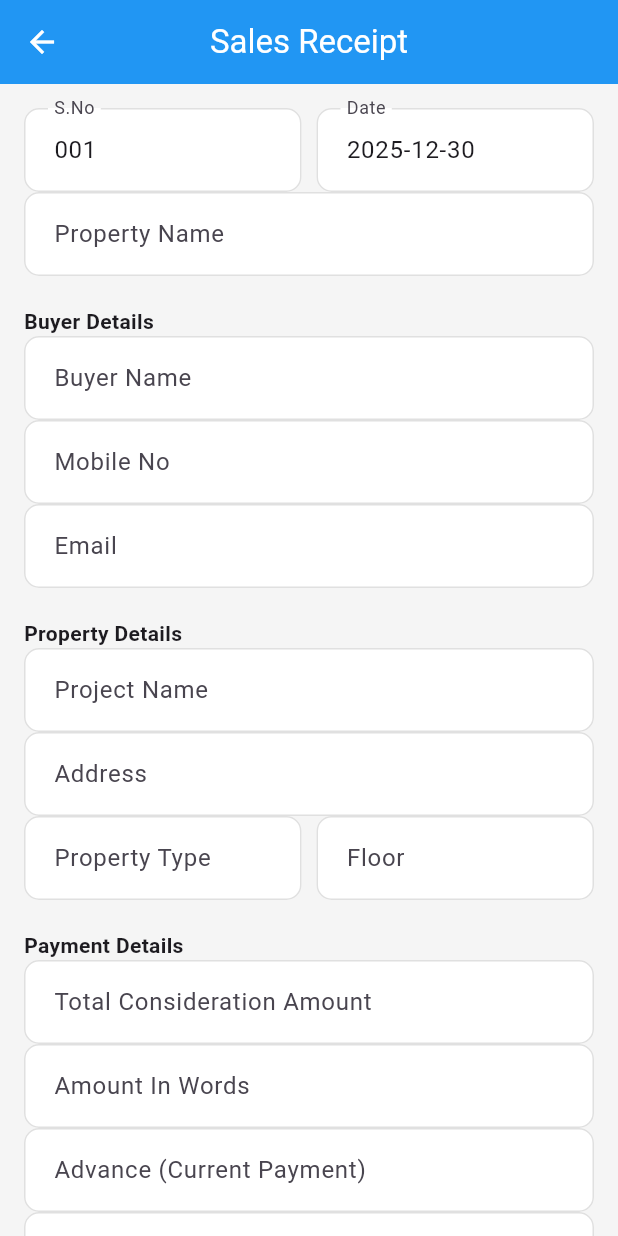
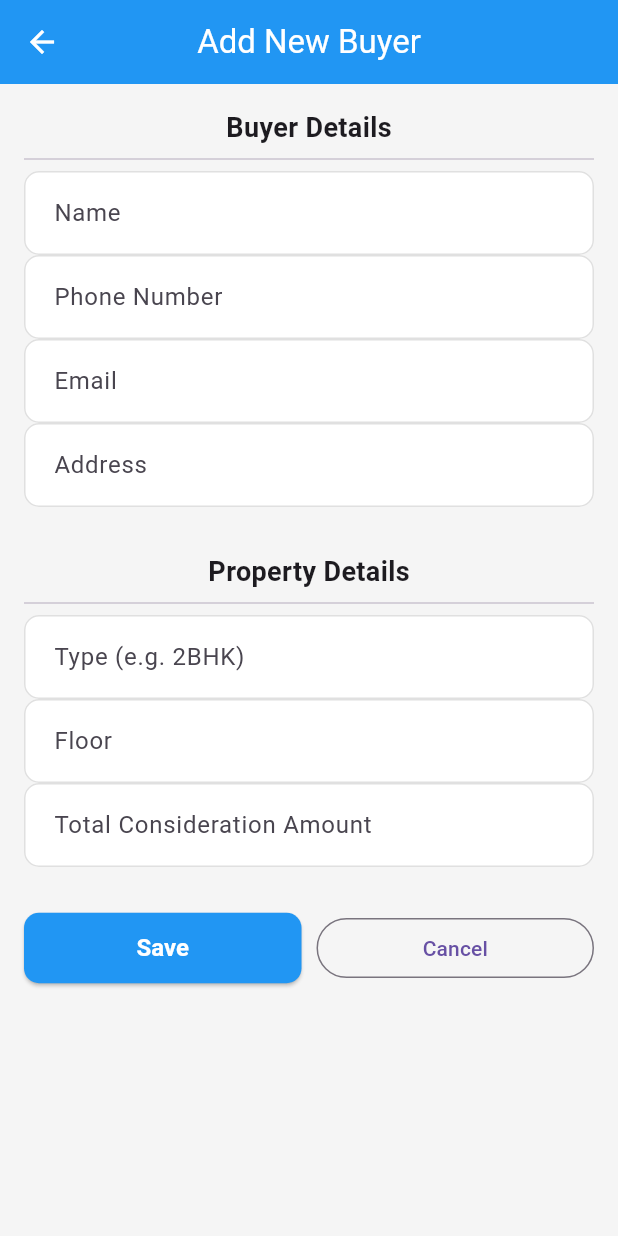
Before and after one commit to meprateekk/vv-reciept-webapp, a Flutter app: the ReceiptFormScreen screen opened directly with empty values, on a phone screen of 412 x 824 dp. Run offline on Flutter 3.47's test engine with Material 3 defaults, Android fonts, the light colour scheme and no system bars; our stand-ins replace open_filex, pdf, printing, supabase_flutter; missing offline and left inert: universal_html; accounts and stored records are empty.

Commit message:
Updated Buyer Profile, Payment Logic, and Capitalization fixes

```diff
--- a/lib/screens/receipt_form_screen.dart
+++ b/lib/screens/receipt_form_screen.dart
@@ -9,7 +9,14 @@ class ReceiptFormScreen extends StatefulWidget {
   final Map<String, dynamic>? initialData;
   final bool isEdit, isNewPayment;
 
-  const ReceiptFormScreen({super.key, required this.siteId, required this.siteName, this.initialData, this.isEdit = false, this.isNewPayment = false});
+  const ReceiptFormScreen({
+    super.key,
+    required this.siteId,
+    required this.siteName,
+    this.initialData,
+    this.isEdit = false,
+    this.isNewPayment = false
+  });
 
   @override
   State<ReceiptFormScreen> createState() => _ReceiptFormScreenState();
@@ -19,168 +26,174 @@ class _ReceiptFormScreenState extends State<ReceiptFormScreen> {
   final _supabase = Supabase.instance.client;
   bool _isLoading = false;
 
+  // Controllers
   final sNoController = TextEditingController();
-  final dateController = TextEditingController(text: DateTime.now().toString().substring(0, 10));
-  final propNameController = TextEditingController();
   final nameController = TextEditingController();
   final mobileController = TextEditingController();
   final emailController = TextEditingController();
-  final projectNameController = TextEditingController();
   final addressController = TextEditingController();
   final propertyTypeController = TextEditingController();
   final floorController = TextEditingController();
   final amountController = TextEditingController();
-  final amountWordsController = TextEditingController();
-  final advanceController = TextEditingController();
-  final paymentDateController = TextEditingController(text: DateTime.now().toString().substring(0, 10));
-  final furtherPaymentDetailsController = TextEditingController();
-  String? selectedPaymentType;
 
   @override
   void initState() {
     super.initState();
-    propNameController.text = widget.siteName;
-
+    // Pre-fill logic if editing or adding payment
     if (widget.initialData != null) {
       final content = widget.initialData!['content'];
       nameController.text = content['party_name'] ?? '';
       mobileController.text = content['mobile'] ?? '';
       emailController.text = content['email'] ?? '';
-      projectNameController.text = content['projectName'] ?? '';
       addressController.text = content['address'] ?? '';
       propertyTypeController.text = content['propertyType'] ?? '';
       floorController.text = content['floor'] ?? '';
       amountController.text = content['total_amount'] ?? '';
-      amountWordsController.text = content['amount_words'] ?? '';
-      furtherPaymentDetailsController.text = content['further_payments'] ?? '';
-      selectedPaymentType = content['payment_type'];
 
       if (widget.isEdit) {
         sNoController.text = content['sNo'] ?? '';
-        advanceController.text = content['advance'] ?? '';
-        dateController.text = content['date'] ?? '';
-        paymentDateController.text = content['payment_date'] ?? '';
-      } else if (widget.isNewPayment) {
-        _fetchNextSerialNumber(nameController.text);
+      } else {
+        _fetchNextSNo(nameController.text);
       }
     } else {
       sNoController.text = "001";
     }
   }
 
-  Future<void> _fetchNextSerialNumber(String clientName) async {
-    if (clientName.trim().isEmpty) return;
-    final response = await _supabase.from('documents').select('id').eq('site_id', widget.siteId).eq('type', 'receipt').filter('content->>party_name', 'eq', clientName.trim());
-    setState(() => sNoController.text = (response.length + 1).toString().padLeft(3, '0'));
+  // Auto-increment S.No based on existing receipts for this buyer
+  Future<void> _fetchNextSNo(String name) async {
+    if (name.trim().isEmpty) return;
+    final res = await _supabase
+        .from('documents')
+        .select('id')
+        .eq('site_id', widget.siteId)
+        .eq('type', 'receipt')
+        .filter('content->>party_name', 'eq', name.trim());
+    setState(() => sNoController.text = (res.length + 1).toString().padLeft(3, '0'));
   }
 
-  Future<void> _handleGenerate() async {
-    double total = double.tryParse(amountController.text) ?? 0;
-    double current = double.tryParse(advanceController.text) ?? 0;
-
-    if (current > total) {
-      ScaffoldMessenger.of(context).showSnackBar(const SnackBar(content: Text("Advance exceeds Total Amount!"), backgroundColor: Colors.red));
+  // --- THE MISSING SAVE LOGIC ---
+  Future<void> _handleSave() async {
+    if (nameController.text.isEmpty || amountController.text.isEmpty) {
+      ScaffoldMessenger.of(context).showSnackBar(
+        const SnackBar(content: Text("Please fill Name and Total Amount")),
+      );
       return;
     }
 
     setState(() => _isLoading = true);
+
     try {
-      final history = await _supabase.from('documents').select('id, content').eq('site_id', widget.siteId).filter('content->>party_name', 'eq', nameController.text.trim());
-      double alreadyPaid = 0;
-      for (var doc in history) {
-        if (widget.isEdit && doc['id'] == widget.initialData!['id']) continue;
-        alreadyPaid += double.tryParse(doc['content']['advance']?.toString() ?? '0') ?? 0;
-      }
-
-      if ((alreadyPaid + current) > total) {
-        ScaffoldMessenger.of(context).showSnackBar(SnackBar(content: Text("Total Paid (₹${alreadyPaid + current}) exceeds limit (₹$total)!"), backgroundColor: Colors.red));
-        setState(() => _isLoading = false);
-        return;
-      }
-
       final data = {
         'sNo': sNoController.text,
-        'date': dateController.text,
-        'propertyName': propNameController.text,
-        'party_name': nameController.text,
+        'date': DateTime.now().toString().substring(0, 10),
+        'propertyName': widget.siteName,
+        'party_name': nameController.text, // Formatter handles capitalization
         'mobile': mobileController.text,
         'email': emailController.text,
-        'projectName': projectNameController.text,
         'address': addressController.text,
-        'propertyType': propertyTypeController.text,
+        'propertyType': propertyTypeController.text.toUpperCase(), // Strict UPPERCASE
         'floor': floorController.text,
         'total_amount': amountController.text,
-        'amount_words': amountWordsController.text.toUpperCase(),
-        'advance': advanceController.text,
-        'payment_type': selectedPaymentType ?? 'Cash',
-        'payment_date': paymentDateController.text,
-        'further_payments': furtherPaymentDetailsController.text,
+        'advance': "0", // Initial entry, payments added via "Add Payment"
       };
 
       if (widget.isEdit) {
-        await _supabase.from('documents').update({'content': data}).eq('id', widget.initialData!['id']);
+        await _supabase
+            .from('documents')
+            .update({'content': data})
+            .eq('id', widget.initialData!['id']);
       } else {
-        await _supabase.from('documents').insert({'site_id': widget.siteId, 'type': 'receipt', 'content': data, 'created_at': DateTime.now().toIso8601String()});
+        await _supabase.from('documents').insert({
+          'site_id': widget.siteId,
+          'type': 'receipt',
+          'content': data,
+          'created_at': DateTime.now().toIso8601String(),
+        });
       }
 
-      String cleanName = nameController.text.replaceAll(' ', '').toLowerCase();
-      String formattedFileName = "${sNoController.text}_${cleanName}_${propertyTypeController.text.toLowerCase()}";
+      // Generate PDF immediately after save
       final pdfData = Map<String, dynamic>.from(data);
-      pdfData['party_name'] = formattedFileName;
+      pdfData['party_name'] = "${sNoController.text}_${nameController.text.replaceAll(' ', '').toLowerCase()}";
       await PdfService.downloadAndSaveReceipt(pdfData);
 
-      if (mounted) Navigator.pop(context);
-    } catch (e) { print(e); } finally { setState(() => _isLoading = false); }
+      if (mounted) {
+        Navigator.pop(context);
+        ScaffoldMessenger.of(context).showSnackBar(
+          const SnackBar(content: Text("Buyer details saved and PDF downloaded!"), backgroundColor: Colors.green),
+        );
+      }
+    } catch (e) {
+      if (mounted) ScaffoldMessenger.of(context).showSnackBar(SnackBar(content: Text("Error: $e")));
+    } finally {
+      if (mounted) setState(() => _isLoading = false);
+    }
   }
 
   @override
   Widget build(BuildContext context) {
     return Scaffold(
-      appBar: AppBar(title: Text(widget.isEdit ? "Edit Sales Receipt" : "Sales Receipt")),
-      body: SingleChildScrollView(
-        padding: const EdgeInsets.all(16.0),
+      appBar: AppBar(title: Text(widget.isEdit ? "Edit Buyer" : "Add New Buyer")),
+      body: _isLoading
+          ? const Center(child: CircularProgressIndicator())
+          : SingleChildScrollView(
+        padding: const EdgeInsets.all(16),
         child: Column(
           children: [
-            Row(children: [
-              Expanded(child: TextField(controller: sNoController, decoration: const InputDecoration(labelText: "S.No"))),
-              const SizedBox(width: 10),
-              Expanded(child: TextField(controller: dateController, decoration: const InputDecoration(labelText: "Date"))),
-            ]),
-            TextField(controller: propNameController, decoration: const InputDecoration(labelText: "Property Name")),
-            const SizedBox(height: 20),
-            const Align(alignment: Alignment.centerLeft, child: Text("Buyer Details", style: TextStyle(fontWeight: FontWeight.bold))),
-            TextField(controller: nameController, decoration: const InputDecoration(labelText: "Buyer Name"), inputFormatters: [CapitalizeWordsFormatter()], onChanged: (v) => widget.isEdit ? null : _fetchNextSerialNumber(v)),
-            TextField(controller: mobileController, keyboardType: TextInputType.phone, decoration: const InputDecoration(labelText: "Mobile No")),
+            const Text("Buyer Details", style: TextStyle(fontWeight: FontWeight.bold, fontSize: 18)),
+            const Divider(),
+            TextField(
+              controller: nameController,
+              inputFormatters: [CapitalizeWordsFormatter()], // Strict Capitalization
+              decoration: const InputDecoration(labelText: "Name"),
+              onChanged: (v) => widget.isEdit ? null : _fetchNextSNo(v),
+            ),
+            TextField(
+              controller: mobileController,
+              keyboardType: TextInputType.number, // Number only
+              inputFormatters: [FilteringTextInputFormatter.digitsOnly, LengthLimitingTextInputFormatter(10)],
+              decoration: const InputDecoration(labelText: "Phone Number"),
+            ),
             TextField(controller: emailController, decoration: const InputDecoration(labelText: "Email")),
-            const SizedBox(height: 20),
-            const Align(alignment: Alignment.centerLeft, child: Text("Property Details", style: TextStyle(fontWeight: FontWeight.bold))),
-            TextField(controller: projectNameController, decoration: const InputDecoration(labelText: "Project Name"), inputFormatters: [CapitalizeWordsFormatter()]),
-            TextField(controller: addressController, decoration: const InputDecoration(labelText: "Address"), inputFormatters: [CapitalizeWordsFormatter()]),
-            Row(children: [
-              Expanded(child: TextField(controller: propertyTypeController, decoration: const InputDecoration(labelText: "Property Type"))),
-              const SizedBox(width: 10),
-              Expanded(child: TextField(controller: floorController, decoration: const InputDecoration(labelText: "Floor"))),
-            ]),
-            const SizedBox(height: 20),
-            const Align(alignment: Alignment.centerLeft, child: Text("Payment Details", style: TextStyle(fontWeight: FontWeight.bold))),
-            TextField(controller: amountController, keyboardType: TextInputType.number, decoration: const InputDecoration(labelText: "Total Consideration Amount")),
-            TextField(controller: amountWordsController, decoration: const InputDecoration(labelText: "Amount In Words"), inputFormatters: [CapitalizeWordsFormatter()]),
-            TextField(controller: advanceController, keyboardType: TextInputType.number, decoration: const InputDecoration(labelText: "Advance (Current Payment)")),
-            DropdownButtonFormField<String>(
-              decoration: const InputDecoration(labelText: "Payment Type"),
-              value: selectedPaymentType,
-              items: ["Cash", "UPI", "Cheque", "Bank Transfer"].map((t) => DropdownMenuItem(value: t, child: Text(t))).toList(),
-              onChanged: (v) => setState(() => selectedPaymentType = v),
+            TextField(
+                controller: addressController,
+                inputFormatters: [CapitalizeWordsFormatter()], // Strict Capitalization
+                decoration: const InputDecoration(labelText: "Address")
             ),
-            TextField(controller: paymentDateController, decoration: const InputDecoration(labelText: "Payment Date")),
-            const SizedBox(height: 20),
-            TextField(controller: furtherPaymentDetailsController, maxLines: 3, decoration: const InputDecoration(labelText: "Further Payment Terms", border: OutlineInputBorder())),
+
             const SizedBox(height: 30),
-            SizedBox(width: double.infinity, height: 50, child: ElevatedButton(
-              style: ElevatedButton.styleFrom(backgroundColor: Colors.blue, foregroundColor: Colors.white),
-              onPressed: _isLoading ? null : _handleGenerate,
-              child: _isLoading ? const CircularProgressIndicator(color: Colors.white) : Text(widget.isEdit ? "Update & Download" : "Generate & Save"),
-            )),
+            const Text("Property Details", style: TextStyle(fontWeight: FontWeight.bold, fontSize: 18)),
+            const Divider(),
+            TextField(
+              controller: propertyTypeController,
+              onChanged: (v) {
+                // Force Uppercase in real-time
+                propertyTypeController.value = propertyTypeController.value.copyWith(
+                  text: v.toUpperCase(),
+                  selection: TextSelection.collapsed(offset: v.length),
+                );
+              },
+              decoration: const InputDecoration(labelText: "Type (e.g. 2BHK)"),
+            ),
+            TextField(controller: floorController, decoration: const InputDecoration(labelText: "Floor")),
+            TextField(
+              controller: amountController,
+              keyboardType: TextInputType.number,
+              decoration: const InputDecoration(labelText: "Total Consideration Amount"),
+            ),
+
+            const SizedBox(height: 30),
+            Row(
+              children: [
+                Expanded(child: ElevatedButton(
+                    style: ElevatedButton.styleFrom(backgroundColor: Colors.blue, foregroundColor: Colors.white),
+                    onPressed: _handleSave,
+                    child: const Text("Save")
+                )),
+                const SizedBox(width: 10),
+                Expanded(child: OutlinedButton(onPressed: () => Navigator.pop(context), child: const Text("Cancel"))),
+              ],
+            )
           ],
         ),
       ),
```
Also changed, not shown: lib/screens/client_detail_screen.dart (+50 -107 lines), lib/screens/dashboard_screen.dart (+27 -51 lines), lib/screens/payment_form_screen.dart (added, +134 -0 lines).
